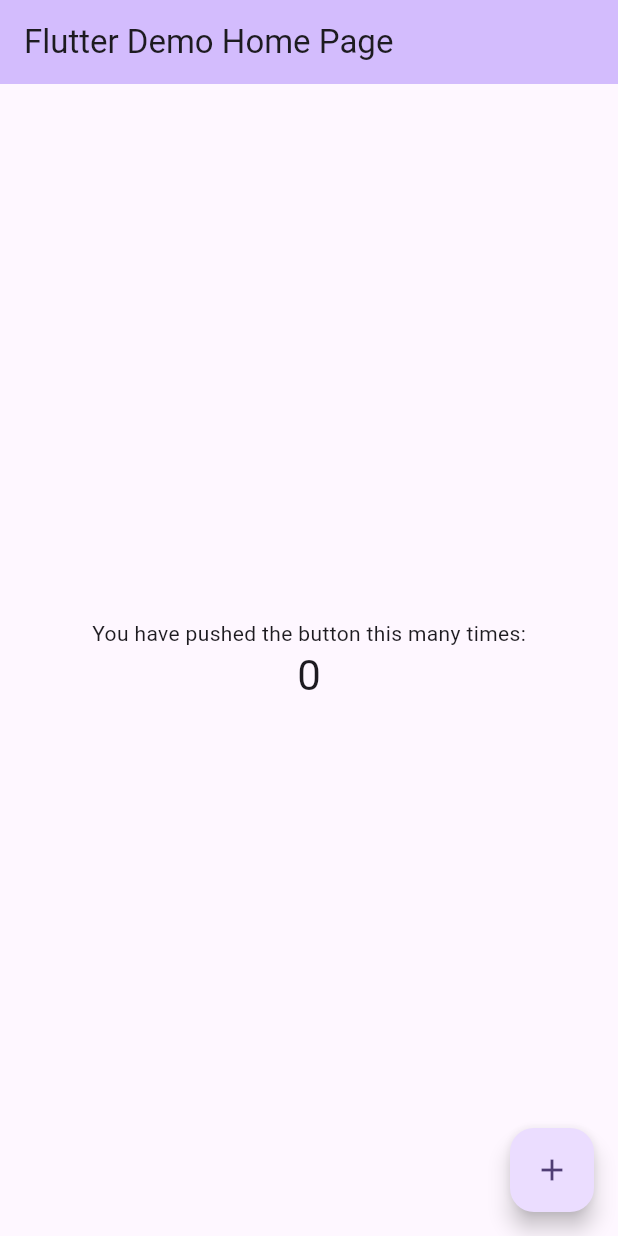
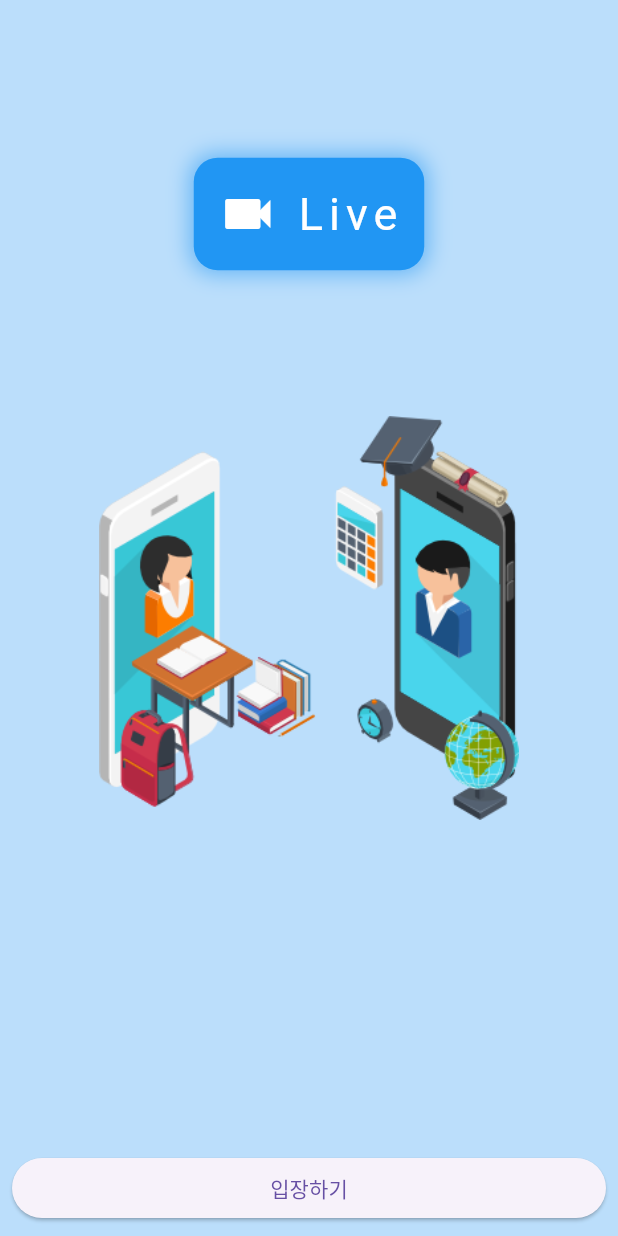
Before and after one commit to tearcode0302/flutter_videocall_app, a Flutter app: the screen it shows after launch, on a phone screen of 412 x 824 dp. Run offline on Flutter 3.47's test engine with Material 3 defaults, Android fonts, the phone set to English and light mode, and no system bars; our stand-ins replace permission_handler; missing offline and left inert: agora_rtc_engine.

Commit message:
feature: make app finished

```diff
--- /dev/null
+++ b/lib/const/agora.dart
@@ -0,0 +1,3 @@
+const APP_ID = 'da22536a8d94496db7f399874a456050';
+const CHANNEL_NAME = 'testchannel';
+const TEMP_TOKEN = '007eJxTYOiVX3jULDxvVzr/rrr5iTwJmwtn/aho/3Iq2uOSUV6E4BkFhpREIyNTY7NEixRLExNLs5Qk8zRjS0sLc5NEE1MzA1ODwIlpaQ2BjAye7vKsjAwQCOJzM5SkFpckZyTm5aXmMDAAAPQQIKE=';
--- a/lib/main.dart
+++ b/lib/main.dart
@@ -1,69 +1,10 @@
 import 'package:flutter/material.dart';
+import 'package:flutter_videocall_app/screen/home_screen.dart';
 
 void main() {
-  runApp(const MyApp());
+  runApp(
+    const MaterialApp(
+      home: HomeScreen(),
+    )
+  );
 }
-
-class MyApp extends StatelessWidget {
-  const MyApp({super.key});
-
-  @override
-  Widget build(BuildContext context) {
-    return MaterialApp(
-      title: 'Flutter Demo',
-      theme: ThemeData(
-        colorScheme: ColorScheme.fromSeed(seedColor: Colors.deepPurple),
-        useMaterial3: true,
-      ),
-      home: const MyHomePage(title: 'Flutter Demo Home Page'),
-    );
-  }
-}
-
-class MyHomePage extends StatefulWidget {
-  const MyHomePage({super.key, required this.title});
-
-  final String title;
-
-  @override
-  State<MyHomePage> createState() => _MyHomePageState();
-}
-
-class _MyHomePageState extends State<MyHomePage> {
-  int _counter = 0;
-
-  void _incrementCounter() {
-    setState(() {
-      _counter++;
-    });
-  }
-
-  @override
-  Widget build(BuildContext context) {
-    return Scaffold(
-      appBar: AppBar(
-        backgroundColor: Theme.of(context).colorScheme.inversePrimary,
-        title: Text(widget.title),
-      ),
-      body: Center(
-        child: Column(
-          mainAxisAlignment: MainAxisAlignment.center,
-          children: <Widget>[
-            const Text(
-              'You have pushed the button this many times:',
-            ),
-            Text(
-              '$_counter',
-              style: Theme.of(context).textTheme.headlineMedium,
-            ),
-          ],
-        ),
-      ),
-      floatingActionButton: FloatingActionButton(
-        onPressed: _incrementCounter,
-        tooltip: 'Increment',
-        child: const Icon(Icons.add),
-      ),
-    );
-  }
-}
--- /dev/null
+++ b/lib/screen/home_screen.dart
@@ -0,0 +1,103 @@
+import 'package:flutter/material.dart';
+
+import 'cam_screen.dart';
+
+class HomeScreen extends StatelessWidget {
+  const HomeScreen({super.key});
+
+  @override
+  Widget build(BuildContext context) {
+    return Scaffold(
+        backgroundColor: Colors.blue[100]!,
+        body: const SafeArea(
+          child: Padding(
+            padding: EdgeInsets.all(8.0),
+            child: Column(
+              children: [
+                Expanded(child: _Logo()),
+                Expanded(child: _Image()),
+                Expanded(child: _EntryButton()),
+              ],
+            ),
+          ),
+        ));
+  }
+}
+
+class _Logo extends StatelessWidget {
+  const _Logo({super.key});
+
+  @override
+  Widget build(BuildContext context) {
+    return Center(
+        child: Container(
+      decoration: BoxDecoration(
+        color: Colors.blue,
+        borderRadius: BorderRadius.circular(16.0),
+        boxShadow: [
+          BoxShadow(
+            color: Colors.blue[300]!,
+            blurRadius: 12.0,
+            spreadRadius: 2.0,
+          ),
+        ],
+      ),
+      child: const Padding(
+        padding: EdgeInsets.all(16.0),
+        child: Row(
+          mainAxisSize: MainAxisSize.min,
+          children: [
+            Icon(
+              Icons.videocam,
+              color: Colors.white,
+              size: 40.0,
+            ),
+            SizedBox(
+              width: 12.0,
+            ),
+            Text(
+              'Live',
+              style: TextStyle(
+                  color: Colors.white, fontSize: 30.0, letterSpacing: 4.0),
+            )
+          ],
+        ),
+      ),
+    ));
+  }
+}
+
+class _Image extends StatelessWidget {
+  const _Image({super.key});
+
+  @override
+  Widget build(BuildContext context) {
+    return Center(
+      child: Image.asset('asset/img/home_img.png'),
+    );
+  }
+}
+
+class _EntryButton extends StatelessWidget {
+  const _EntryButton({super.key});
+
+  @override
+  Widget build(BuildContext context) {
+    return Column(
+      mainAxisAlignment: MainAxisAlignment.end,
+      crossAxisAlignment: CrossAxisAlignment.stretch,
+      children: [
+        ElevatedButton(
+          onPressed: () {
+            Navigator.of(context).push(
+              MaterialPageRoute(
+                builder: (_) => const CamScreen(),
+              ),
+            );
+          },
+          child: const Text('입장하기'),
+        ),
+      ],
+    );
+  }
+}
```
Also changed, not shown: lib/screen/cam_screen.dart (added, +168 -0 lines), pubspec.yaml (+5 -2 lines), asset/img/home_img.png (added), asset/img/logo.png (added), pubspec.lock, 8 other files.
